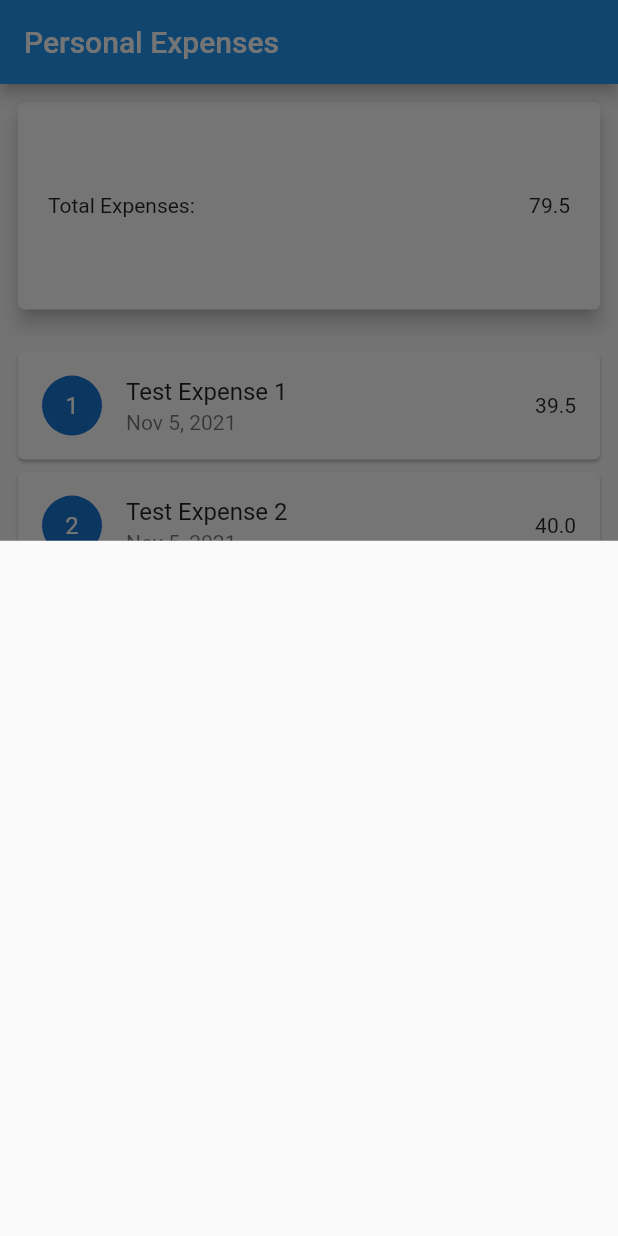
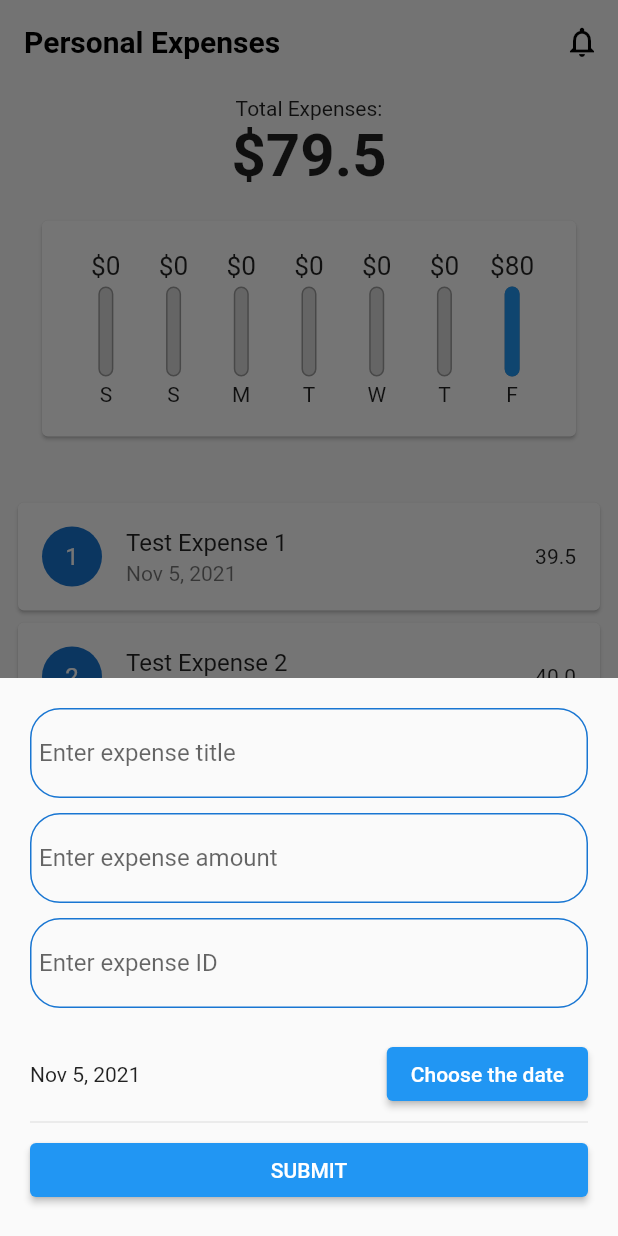
Before and after one commit to Xsidelight/personal_expenses_app, a Flutter app: the screen it shows after launch, after a tap on the "add" icon, on a phone screen of 412 x 824 dp. Run offline on Flutter 3.47's test engine with Material 2 defaults, Android fonts, the phone set to English and light mode, and no system bars.

Commit message:
Refactored UI, added chart

```diff
--- a/lib/logic/expenses_helper.dart
+++ b/lib/logic/expenses_helper.dart
@@ -17,4 +17,11 @@ class ExpensesHelper {
   void deleteExpense(int id) {
     expensesList.removeWhere((element) => element.id == id);
   }
+
+  List<Expense> get recentExpenses {
+    return expensesList.where((expense) {
+      return expense.dateTime
+          .isAfter(DateTime.now().subtract(const Duration(days: 7)));
+    }).toList();
+  }
 }
--- a/lib/presentation/screens/home_screen.dart
+++ b/lib/presentation/screens/home_screen.dart
@@ -1,43 +1,53 @@
+import 'dart:io';
+
 import 'package:flutter/material.dart';
 import 'package:personal_expenses_app/data/expenses_list.dart';
 import 'package:intl/intl.dart';
 import 'package:personal_expenses_app/logic/expenses_helper.dart';
+import 'package:personal_expenses_app/presentation/widgets/add_expense_widget.dart';
+import 'package:personal_expenses_app/presentation/widgets/chart.dart';
 
-class HomeScreen extends StatelessWidget {
+class HomeScreen extends StatefulWidget {
   const HomeScreen({Key? key}) : super(key: key);
 
+  @override
+  State<HomeScreen> createState() => _HomeScreenState();
+}
+
+class _HomeScreenState extends State<HomeScreen> {
   @override
   Widget build(BuildContext context) {
     var totalExxpenses = ExpensesHelper().totalExpenses().toString();
     return Scaffold(
       appBar: AppBar(
-        title: const Text("Personal Expenses"),
+        elevation: 0,
+        centerTitle: false,
+        backgroundColor: Colors.transparent,
+        title: const Text(
+          "Personal Expenses",
+          style: TextStyle(color: Colors.black, fontWeight: FontWeight.bold),
+        ),
+        actions: [
+          IconButton(
+            onPressed: () {},
+            icon: const Icon(
+              Icons.notifications_none,
+              color: Colors.black,
+            ),
+          ),
+        ],
       ),
       body: Padding(
         padding: const EdgeInsets.all(8.0),
         child: Column(
+          mainAxisAlignment: MainAxisAlignment.center,
           children: [
-            Flexible(
-              flex: 1,
-              child: Card(
-                elevation: 5,
-                child: SizedBox(
-                  height: 200,
-                  child: Padding(
-                    padding: const EdgeInsets.all(20),
-                    child: Center(
-                      child: Row(
-                        mainAxisAlignment: MainAxisAlignment.spaceBetween,
-                        children: [
-                          const Text("Total Expenses:"),
-                          Text(totalExxpenses),
-                        ],
+            const Text('Total Expenses:'),
+            Text(
+              '\$$totalExxpenses',
+              style: const TextStyle(fontSize: 40, fontWeight: FontWeight.bold),
             ),
-                    ),
-                  ),
-                ),
-              ),
-            ),
+            Chart(expenseList: expensesList),
             const SizedBox(
               height: 20,
             ),
@@ -46,7 +56,15 @@ class HomeScreen extends StatelessWidget {
               child: ListView.builder(
                 itemBuilder: (ctx, index) {
                   var currentExpense = expensesList[index];
-                  return Card(
+                  return Dismissible(
+                    key: UniqueKey(),
+                    direction: DismissDirection.endToStart,
+                    onDismissed: (direction) {
+                      setState(() {
+                        ExpensesHelper().deleteExpense(currentExpense.id);
+                      });
+                    },
+                    child: Card(
                       child: ListTile(
                         leading: CircleAvatar(
                           child: Text(
@@ -61,6 +79,7 @@ class HomeScreen extends StatelessWidget {
                         ),
                         trailing: Text(currentExpense.amount.toString()),
                       ),
+                    ),
                   );
                 },
                 itemCount: expensesList.length,
@@ -69,11 +88,13 @@ class HomeScreen extends StatelessWidget {
           ],
         ),
       ),
-      floatingActionButton: FloatingActionButton(
+      floatingActionButton: Platform.isIOS ? null : FloatingActionButton(
         onPressed: () => showModalBottomSheet(
           context: context,
-          builder: (_) => Container(),
-        ),
+          builder: (_) => const AddNewExpense(),
+        ).then((_) {
+          setState(() {});
+        }),
         child: const Icon(Icons.add),
       ),
     );
--- /dev/null
+++ b/lib/presentation/widgets/add_expense_widget.dart
@@ -0,0 +1,163 @@
+import 'package:flutter/material.dart';
+import 'package:intl/intl.dart';
+import 'package:personal_expenses_app/data/models/expense_model.dart';
+import 'package:personal_expenses_app/logic/expenses_helper.dart';
+
+class AddNewExpense extends StatefulWidget {
+  const AddNewExpense({Key? key}) : super(key: key);
+
+
+  @override
+  _AddNewExpenseState createState() => _AddNewExpenseState();
+}
+
+class _AddNewExpenseState extends State<AddNewExpense> {
+  final _formKey = GlobalKey<FormState>();
+
+  DateTime dateTime = DateTime.now();
+  TextEditingController expensesTitleController = TextEditingController();
+  TextEditingController expensesAmountController = TextEditingController();
+  TextEditingController expensesIDController = TextEditingController();
+  ExpensesHelper helper = ExpensesHelper();
+
+
+
+  void _showDatePicker(BuildContext context) {
+    showDatePicker(
+      context: context,
+      initialDate: DateTime.now(),
+      firstDate: DateTime(2020 - 12 - 31),
+      lastDate: DateTime(2025),
+    ).then((pickedDate) {
+      if (pickedDate == null) {
+        return;
+      }
+      setState(() {
+        dateTime = pickedDate;
+      });
+    });
+  }
+
+  @override
+  Widget build(BuildContext context) {
+    return SingleChildScrollView(
+      child: Container(
+        padding: const EdgeInsets.symmetric(horizontal: 20, vertical: 20),
+        child: Form(
+          key: _formKey,
+          child: Column(
+            crossAxisAlignment: CrossAxisAlignment.end,
+            children: [
+              Container(
+                decoration: BoxDecoration(
+                    borderRadius: BorderRadius.circular(20),
+                    border:
+                        Border.all(color: Theme.of(context).primaryColorDark)),
+                padding: const EdgeInsets.all(5),
+                child: TextFormField(
+                  controller: expensesTitleController,
+                  decoration: const InputDecoration(
+                    hintText: "Enter expense title",
+                    border: InputBorder.none,
+                  ),
+                  validator: (value) {
+                    if (value == null || value.isEmpty) {
+                      return "Please enter valid title";
+                    }
+                    return null;
+                  },
+                ),
+              ),
+              const SizedBox(
+                height: 10,
+              ),
+              Container(
+                decoration: BoxDecoration(
+                    borderRadius: BorderRadius.circular(20),
+                    border:
+                        Border.all(color: Theme.of(context).primaryColorDark)),
+                padding: const EdgeInsets.all(5),
+                child:  TextFormField(
+                  controller: expensesAmountController,
+                  decoration: const InputDecoration(
+                    hintText: "Enter expense amount",
+                    border: InputBorder.none,
+                  ),
+                  validator: (value) {
+                    if (value == null || value.isEmpty) {
+                      return "Please enter valid amount";
+                    } else if (double.parse(value) <= 0) {
+                      return "Amount can't be negative or equal to 0";
+                    }
+                    return null;
+                  },
+                ),
+              ),
+              const SizedBox(
+                height: 10,
+              ),
+              Container(
+                decoration: BoxDecoration(
+                    borderRadius: BorderRadius.circular(20),
+                    border:
+                        Border.all(color: Theme.of(context).primaryColorDark)),
+                padding: const EdgeInsets.all(5),
+                child: TextFormField(
+                  controller: expensesIDController,
+                  keyboardType: TextInputType.number,
+                  decoration: const InputDecoration(
+                    hintText: "Enter expense ID",
+                    border: InputBorder.none,
+                  ),
+                  validator: (value) {
+                    if (value == null || value.isEmpty) {
+                      return "Please enter valid ID";
+                    } else if (double.parse(value) <= 0) {
+                      return "ID can't be negative or equal to 0";
+                    }
+                    return null;
+                  },
+                ),
+              ),
+             const SizedBox(
+                height: 20,
+              ),
+              Row(
+                mainAxisAlignment: MainAxisAlignment.spaceBetween,
+                children: [
+                  Text(
+                     DateFormat.yMMMd().format(dateTime),
+                  ),
+                  ElevatedButton(
+                    onPressed: () => _showDatePicker(context),
+                    child: const Text("Choose the date"),
+                  ),
+                ],
+              ),
+              const Divider(),
+              SizedBox(
+                width: double.infinity,
+                child: ElevatedButton(
+                  onPressed: () {
+                    if (_formKey.currentState!.validate()) {
+                      Expense expense = Expense(
+                        title: expensesTitleController.text,
+                        amount: double.parse(expensesAmountController.text),
+                        dateTime: dateTime,
+                        id: int.parse(expensesIDController.text),
+                      );
+                      helper.addExpense(expense);
+                      Navigator.pop(context);
+                    }
+                  },
+                  child: const Text("SUBMIT"),
+                  style: Theme.of(context).elevatedButtonTheme.style,
+                ),
+              )
+            ],
+          ),
+        ),
+      ),
+    );
+  }
+}
--- /dev/null
+++ b/lib/presentation/widgets/chart.dart
@@ -0,0 +1,68 @@
+import 'package:flutter/material.dart';
+import 'package:intl/intl.dart';
+import 'package:personal_expenses_app/data/models/expense_model.dart';
+
+import 'chart_bar.dart';
+
+class Chart extends StatelessWidget {
+  const Chart({
+    Key? key,
+    required this.expenseList,
+  }) : super(key: key);
+
+  final List<Expense> expenseList;
+
+  List<Map<String, dynamic>> get groupedExpensesValue {
+    return List.generate(7, (index) {
+      final weekDay = DateTime.now().subtract(
+        Duration(days: index),
+      );
+      var totalSum = 0.0;
+
+      for (var i = 0; i < expenseList.length; i++) {
+        if (expenseList[i].dateTime.day == weekDay.day &&
+            expenseList[i].dateTime.month == weekDay.month &&
+            expenseList[i].dateTime.year == weekDay.year) {
+          totalSum += expenseList[i].amount;
+        }
+      }
+
+      return {
+        'day': DateFormat.E().format(weekDay).substring(0, 1),
+        'amount': totalSum
+      };
+    }).reversed.toList();
+  }
+
+  double get totalSpending {
+    return groupedExpensesValue.fold(0.0, (previousValue, element) {
+      return previousValue + (element['amount'] as num);
+    });
+  }
+
+  @override
+  Widget build(BuildContext context) {
+    return Card(
+        margin: const EdgeInsets.all(20),
+        child: Padding(
+          padding: const EdgeInsets.all(20),
+          child: Row(
+            mainAxisAlignment: MainAxisAlignment.spaceAround,
+            children: groupedExpensesValue
+                .map(
+                  (e) => Flexible(
+                    fit: FlexFit.tight,
+                    child: ChartBar(
+                      label: e['day'] as String,
+                      spendingAmount: e['amount'] as double,
+                      spendingPercentageOfTotal: totalSpending == 0
+                          ? 0.0
+                          : (e['amount'] as double) / totalSpending,
+                    ),
+                  ),
+                )
+                .toList(),
+          ),
+        ));
+  }
+}
--- /dev/null
+++ b/lib/presentation/widgets/chart_bar.dart
@@ -0,0 +1,59 @@
+import 'package:flutter/material.dart';
+
+class ChartBar extends StatelessWidget {
+  const ChartBar({
+    Key? key,
+    required this.label,
+    required this.spendingAmount,
+    required this.spendingPercentageOfTotal,
+  }) : super(key: key);
+
+  final String label;
+  final double spendingAmount;
+  final double spendingPercentageOfTotal;
+
+  @override
+  Widget build(BuildContext context) {
+    return Column(
+      children: [
+        SizedBox(
+          height: 20,
+          child: FittedBox(
+            child: Text('\$${spendingAmount.toStringAsFixed(0)}'),
+          ),
+        ),
+        const SizedBox(
+          height: 4,
+        ),
+        SizedBox(
+          height: 60,
+          width: 10,
+          child: Stack(
+            children: [
+              Container(
+                decoration: BoxDecoration(
+                  border: Border.all(color: Colors.grey, width: 1.0),
+                  color: const Color.fromRGBO(220, 220, 220, 1),
+                  borderRadius: BorderRadius.circular(10),
+                ),
+              ),
+              FractionallySizedBox(
+                heightFactor: spendingPercentageOfTotal,
+                child: Container(
+                  decoration: BoxDecoration(
+                    color: Colors.blue,
+                    borderRadius: BorderRadius.circular(10),
+                  ),
+                ),
+              )
+            ],
+          ),
+        ),
+        const SizedBox(
+          height: 4,
+        ),
+        Text(label),
+      ],
+    );
+  }
+}
```
Lines whose indentation alone changed are shown as unchanged.
